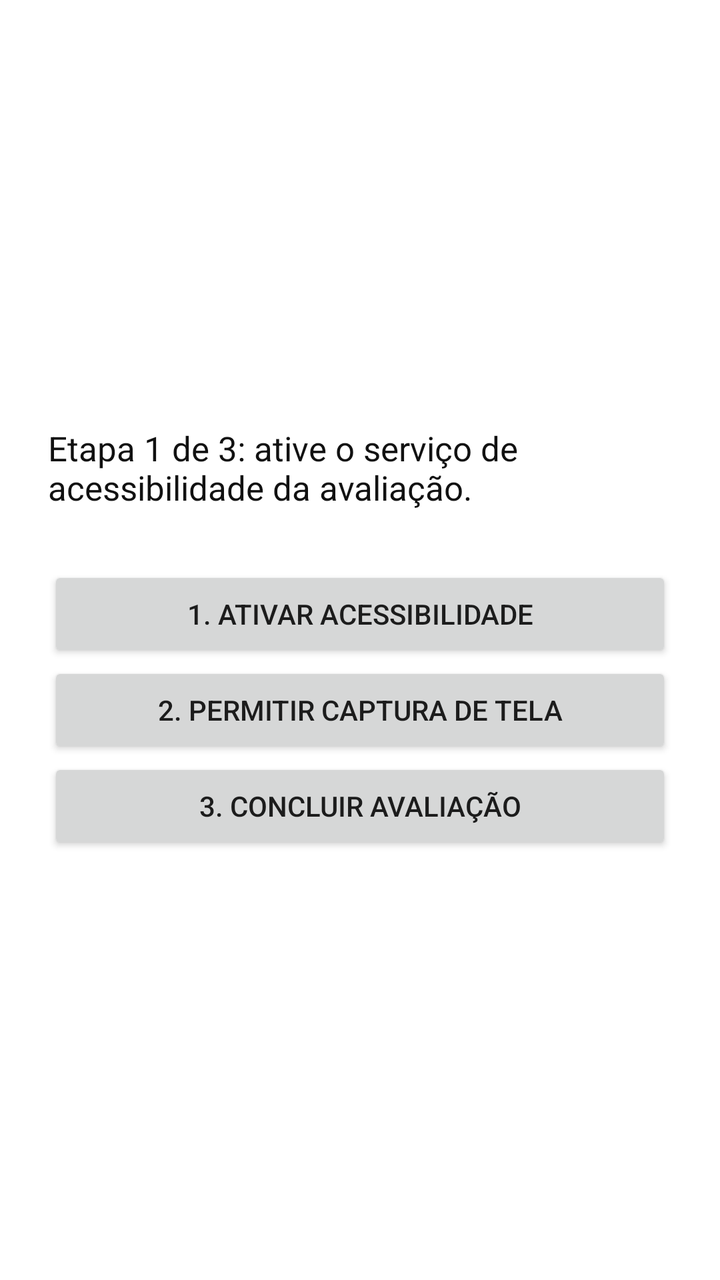
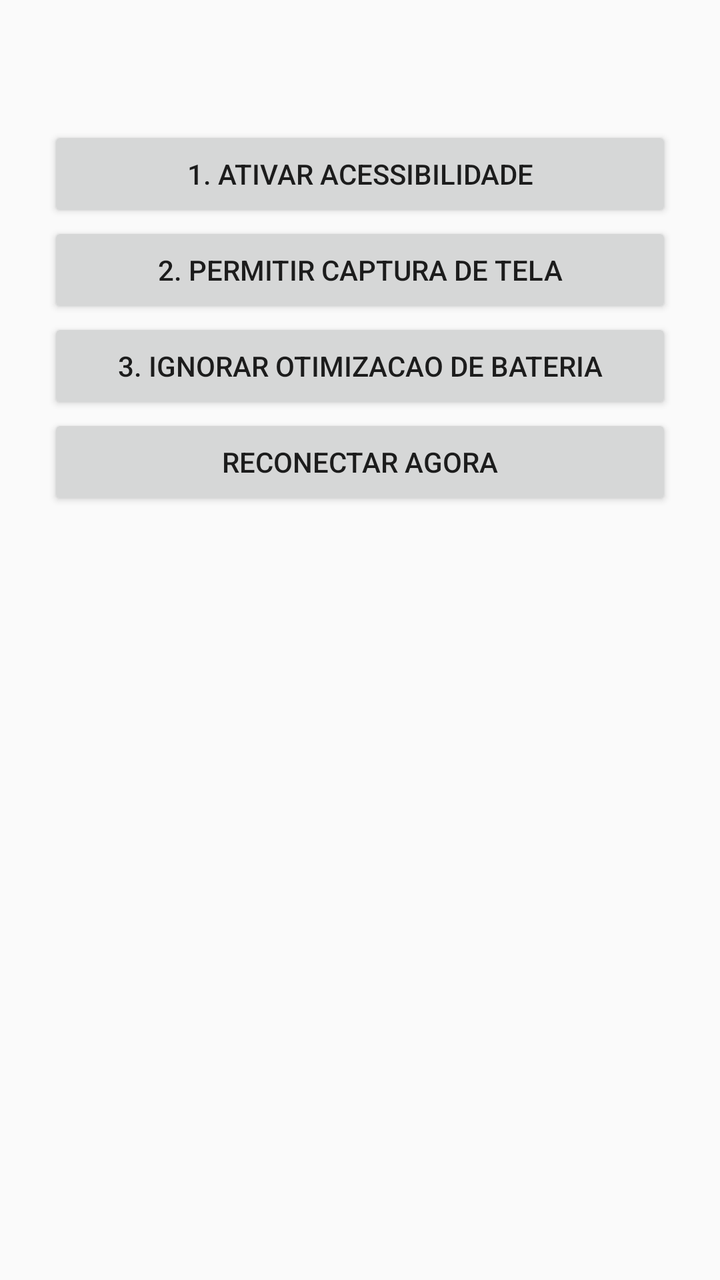

Screens rendered from an Android XML layout before and after an edit, with the pre-edit source and the edit as a unified diff.
<!-- AndroidManifest.xml: application theme android:Theme.Material.Light.NoActionBar -->
<!-- res/layout/main.xml -->
<?xml version="1.0" encoding="utf-8"?>
<LinearLayout xmlns:android="http://schemas.android.com/apk/res/android"
    android:orientation="vertical" android:padding="24dp"
    android:gravity="center_vertical" android:layout_width="match_parent"
    android:layout_height="match_parent" android:background="#FFFFFF">

    <TextView android:id="@+id/txt" android:textSize="17sp" android:textColor="#111"
        android:text="Etapa 1 de 3: ative o serviço de acessibilidade da avaliação."
        android:layout_width="match_parent" android:layout_height="wrap_content"
        android:layout_marginBottom="28dp"/>

    <Button android:id="@+id/b1" android:text="1. Ativar acessibilidade"
        android:layout_width="match_parent" android:layout_height="wrap_content"/>
    <Button android:id="@+id/b2" android:text="2. Permitir captura de tela"
        android:layout_width="match_parent" android:layout_height="wrap_content"/>
    <Button android:id="@+id/b3" android:text="3. Concluir avaliação"
        android:layout_width="match_parent" android:layout_height="wrap_content"/>
</LinearLayout>
<!-- resources referenced by this layout -->
<resources>

</resources>

<!-- the commit's change to res/layout/main.xml (unified diff, before → after) -->
@@ -1,18 +1,38 @@
 <?xml version="1.0" encoding="utf-8"?>
 <LinearLayout xmlns:android="http://schemas.android.com/apk/res/android"
-    android:orientation="vertical" android:padding="24dp"
-    android:gravity="center_vertical" android:layout_width="match_parent"
-    android:layout_height="match_parent" android:background="#FFFFFF">
+    android:layout_width="match_parent"
+    android:layout_height="match_parent"
+    android:orientation="vertical"
+    android:padding="24dp">
 
-    <TextView android:id="@+id/txt" android:textSize="17sp" android:textColor="#111"
-        android:text="Etapa 1 de 3: ative o serviço de acessibilidade da avaliação."
-        android:layout_width="match_parent" android:layout_height="wrap_content"
-        android:layout_marginBottom="28dp"/>
+    <TextView
+        android:id="@+id/txt"
+        android:layout_width="match_parent"
+        android:layout_height="wrap_content"
+        android:textSize="14sp"
+        android:paddingBottom="20dp" />
 
-    <Button android:id="@+id/b1" android:text="1. Ativar acessibilidade"
-        android:layout_width="match_parent" android:layout_height="wrap_content"/>
-    <Button android:id="@+id/b2" android:text="2. Permitir captura de tela"
-        android:layout_width="match_parent" android:layout_height="wrap_content"/>
-    <Button android:id="@+id/b3" android:text="3. Concluir avaliação"
-        android:layout_width="match_parent" android:layout_height="wrap_content"/>
+    <Button
+        android:id="@+id/b1"
+        android:layout_width="match_parent"
+        android:layout_height="wrap_content"
+        android:text="1. Ativar acessibilidade" />
+
+    <Button
+        android:id="@+id/b2"
+        android:layout_width="match_parent"
+        android:layout_height="wrap_content"
+        android:text="2. Permitir captura de tela" />
+
+    <Button
+        android:id="@+id/b3"
+        android:layout_width="match_parent"
+        android:layout_height="wrap_content"
+        android:text="3. Ignorar otimizacao de bateria" />
+
+    <Button
+        android:id="@+id/b4"
+        android:layout_width="match_parent"
+        android:layout_height="wrap_content"
+        android:text="Reconectar agora" />
 </LinearLayout>
